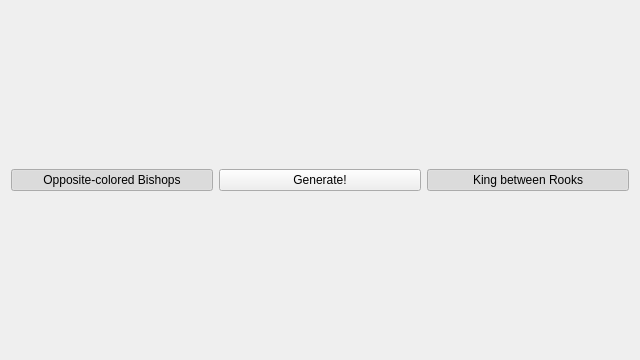
Old version of the form mainwindow.ui in the repository amatveiakin/random-chess-helper.
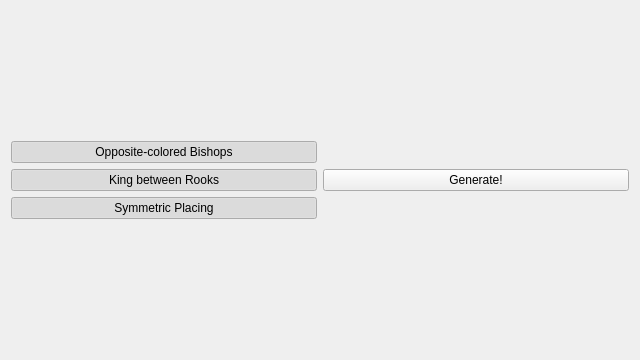
New version of the form.

Commit message: ``Symmetric Placing'' option added.

```diff
--- a/mainwindow.ui
+++ b/mainwindow.ui
@@ -21,6 +21,8 @@
     <item>
      <layout class="QHBoxLayout" name="buttonsLayout">
       <item>
+       <layout class="QVBoxLayout" name="verticalLayout_2">
+        <item>
        <widget class="QPushButton" name="forceOppositeColoredBishopsPushButton">
         <property name="text">
          <string>Opposite-colored Bishops</string>
@@ -33,13 +35,6 @@
         </property>
        </widget>
       </item>
-      <item>
-       <widget class="QPushButton" name="generatePushButton">
-        <property name="text">
-         <string>Generate!</string>
-        </property>
-       </widget>
-      </item>
       <item>
        <widget class="QPushButton" name="forceKingBetweenRooksPushButton">
         <property name="text">
@@ -50,6 +45,28 @@
         </property>
         <property name="checked">
          <bool>true</bool>
+          </property>
+         </widget>
+        </item>
+        <item>
+         <widget class="QPushButton" name="forceSymmetricPlacingPushButton">
+          <property name="text">
+           <string>Symmetric Placing</string>
+          </property>
+          <property name="checkable">
+           <bool>true</bool>
+          </property>
+          <property name="checked">
+           <bool>true</bool>
+          </property>
+         </widget>
+        </item>
+       </layout>
+      </item>
+      <item>
+       <widget class="QPushButton" name="generatePushButton">
+        <property name="text">
+         <string>Generate!</string>
         </property>
        </widget>
       </item>
```
Lines whose indentation alone changed are shown as unchanged. The commit also changes 2 other files.
